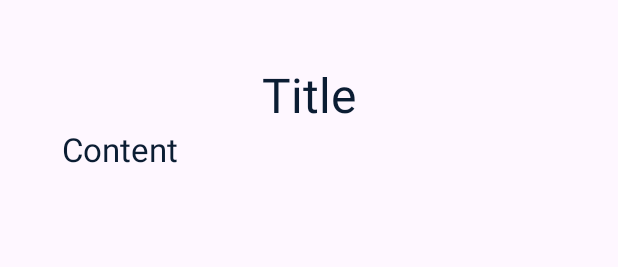
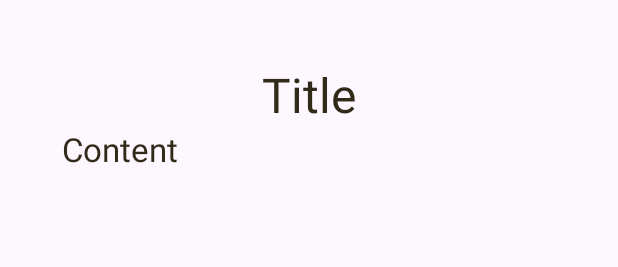
Before and after one commit to Satyavira/UTS_Lab6_PM, an Android app: the layout activity_third_greeting_card.xml on its own in the app's theme, with its tools: preview values and no code run, on a phone screen of 412 x 824 dp. Shown: the top 267 px of the screen. Run offline under Robolectric (Android 15) with nearby library versions, the phone set to English and light mode, and no system bars.

Commit message:
Added screenshot of the application, modified README.md, and modified activity_third_greeting_card.xml.

```diff
--- a/app/src/main/res/layout/activity_third_greeting_card.xml
+++ b/app/src/main/res/layout/activity_third_greeting_card.xml
@@ -12,7 +12,7 @@
         android:layout_width="0dp"
         android:layout_height="wrap_content"
         android:gravity="center"
-        android:textColor="#0B1D33"
+        android:textColor="@color/my_dark_card"
         android:text="@string/title"
         style="@style/TextAppearance.Material3.HeadlineLarge"
         app:layout_constraintStart_toStartOf="@id/guidelineStart"
@@ -24,7 +24,7 @@
         android:id="@+id/tv_content"
         android:layout_width="0dp"
         android:layout_height="wrap_content"
-        android:textColor="#0B1D33"
+        android:textColor="@color/my_dark_card"
         android:text="@string/content"
         style="@style/TextAppearance.Material3.TitleLarge"
         app:layout_constraintStart_toStartOf="@id/guidelineStart"
```
Also changed, not shown: 15 other files.
